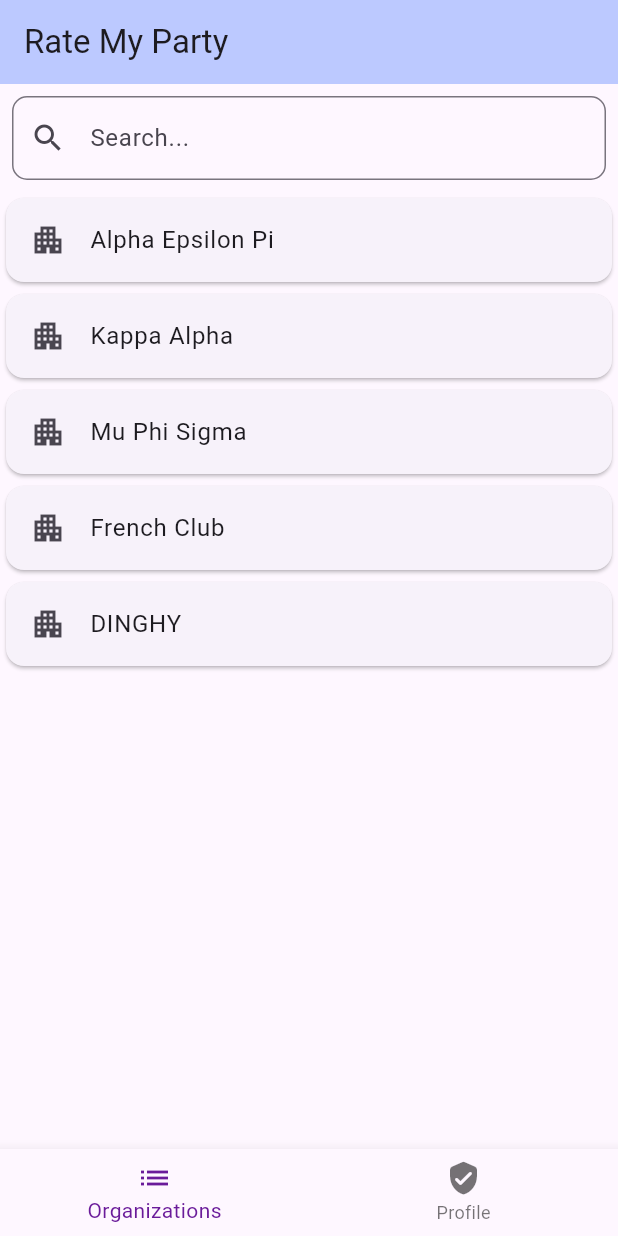
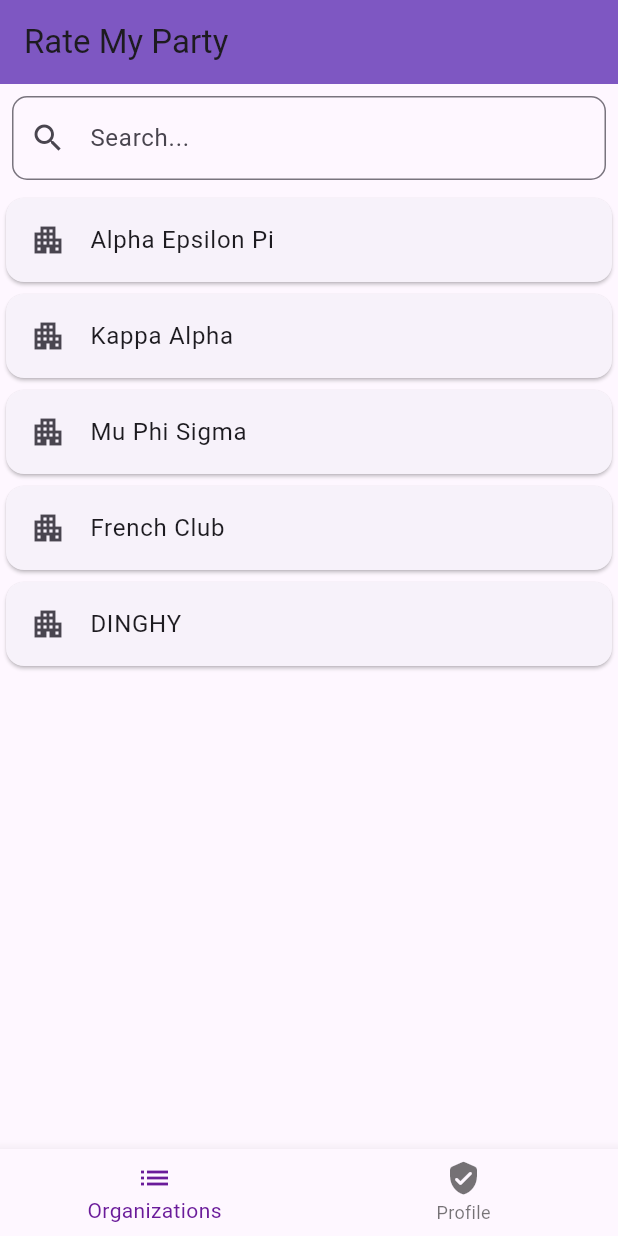
Before and after one commit to yankeeFulcrum/hackVioletProject, a Flutter app: the screen it shows after launch, on a phone screen of 412 x 824 dp. Run offline on Flutter 3.47's test engine with Material 3 defaults, Android fonts, the phone set to English and light mode, and no system bars; missing offline and left inert: random_name_generator.

Commit message:
sidneys mistakes

```diff
--- a/hackviolet_project/lib/main.dart
+++ b/hackviolet_project/lib/main.dart
@@ -1,12 +1,9 @@
 import 'package:flutter/material.dart';
 import 'orgPage.dart';
-
 
 void main() {
   runApp(const TabBarDemo());
 }
-
-
 
 class TabBarDemo extends StatefulWidget {
   const TabBarDemo({super.key});
@@ -14,7 +11,6 @@
   @override
   _TabBarDemoState createState() => _TabBarDemoState();
 }
-
 
 final List<String> orgList = [
   "Alpha Epsilon Pi",
@@ -34,14 +30,8 @@
     "Really fun, I felt so safe the whole time!",
     "Good vibes :)"
   ],
-  "Mu Phi Sigma": [
-    "Nice people overall.",
-    "Never going back."
-  ],
-  "French Club": [
-    "3/10 kinda weird.",
-    "Mid."
-  ],
+  "Mu Phi Sigma": ["Nice people overall.", "Never going back."],
+  "French Club": ["3/10 kinda weird.", "Mid."],
   "DINGHY": [
     "Think twice before you go.  Super sketchy vibes.",
     "Be careful around Steve."
@@ -68,17 +58,16 @@
   "A historically Jewish fraternity known for fostering leadership, brotherhood, and community service. Alpha Epsilon Pi emphasizes cultural, academic, and social development while promoting Jewish identity and values.",
   "Kappa Alpha Order is often celebrated for its emphasis on tradition, gentlemanly conduct, and a deep sense of loyalty and brotherhood. It aims to cultivate ethical leaders inspired by the virtues of chivalry and respect.",
   "A fraternity dedicated to the advancement of music and performing arts. Mu Phi Sigma aims to provide a supportive community for musicians and artists, fostering talent through collaboration and social engagement.",
-  "The German Club provides a cultural exchange platform, celebrating German heritage through social gatherings, cultural events, and language practice sessions. It's a social fraternity that unites members with an interest in German culture, traditions, and camaraderie.",
-  "A social fraternity for sailing enthusiasts and sea lovers. The Yacht Club organizes sailing events, regattas, and social gatherings, offering members a chance to explore the joys of yachting, learn nautical skills, and bond over shared maritime adventures."
-
+  "The French Club provides a cultural exchange platform, celebrating French heritage through social gatherings, cultural events, and language practice sessions. It's a social fraternity that unites members with an interest in French culture, traditions, and camaraderie.",
+  "A social fraternity for sailing enthusiasts and sea lovers. DINGHY organizes sailing events, regattas, and social gatherings, offering members a chance to explore the joys of dinghying, learn nautical skills, and bond over shared maritime adventures."
 ];
 
 List<String> orgRatings = [
   "3.5/5",
   "5/5",
   "4.1/5",
-  "2.9/5",
-  "1/5",
+  "2/5",
+  "1.5/5",
 ];
 
 class _TabBarDemoState extends State<TabBarDemo> {
@@ -135,15 +124,13 @@
     );
   }
 
-
-
 // Bottom Nav Bar tabs
   @override
   Widget build(BuildContext context) {
     return MaterialApp(
       home: Scaffold(
         appBar: AppBar(
-          backgroundColor: const Color(0x635380ff),
+          backgroundColor: Colors.deepPurple[400],
           title: const Text('Rate My Party'),
         ),
         body: () {
--- a/hackviolet_project/lib/orgPage.dart
+++ b/hackviolet_project/lib/orgPage.dart
@@ -28,6 +28,7 @@
         comments.containsKey(title) ? comments[title]! : [];
     return Scaffold(
       appBar: AppBar(
+        backgroundColor: Colors.deepPurple[400],
         title: Text(title),
       ),
       body: SingleChildScrollView(
```
